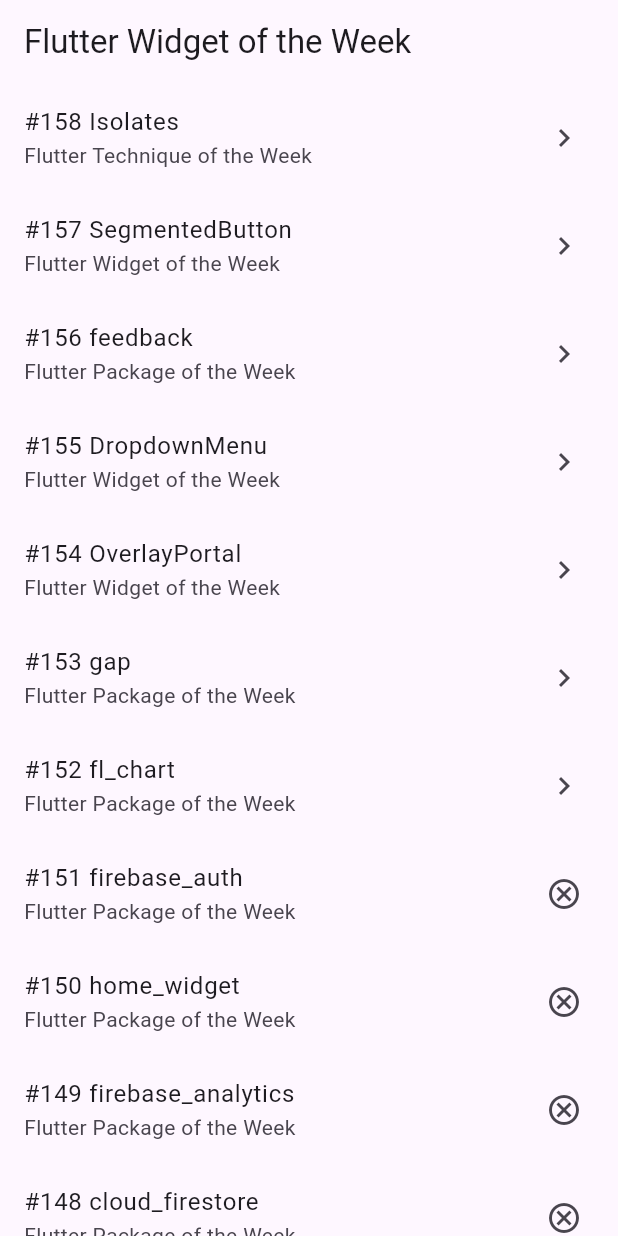
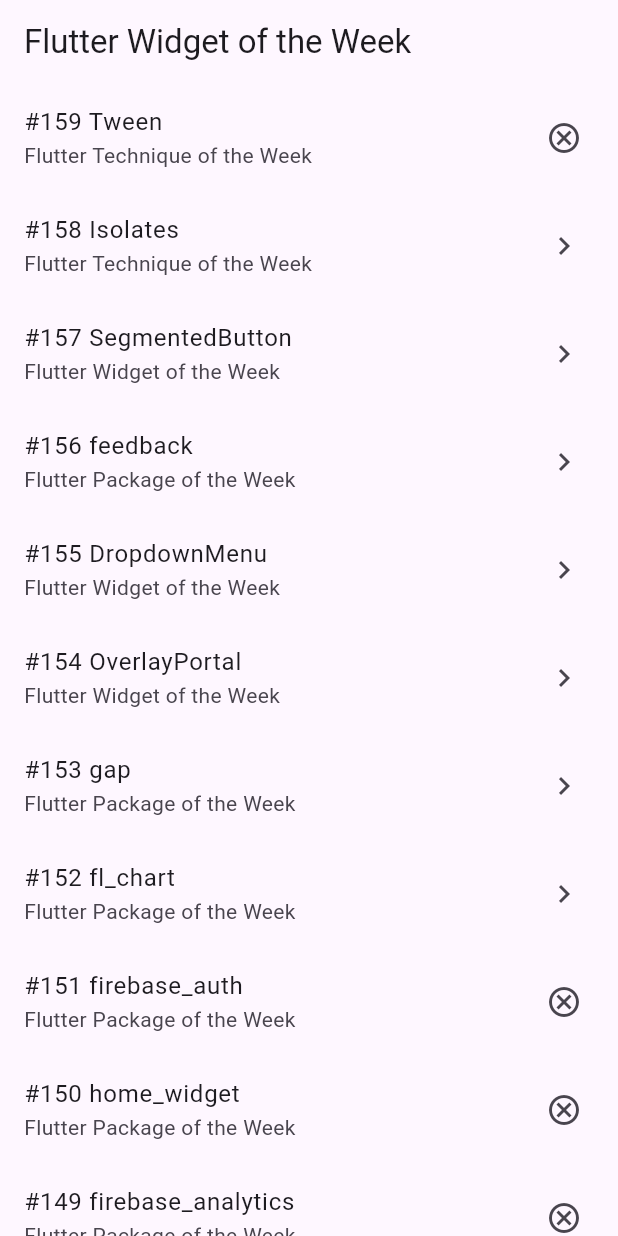
Before and after one commit to nobushiueshi/flutter_widget_of_the_week, a Flutter app: the screen it shows after launch, on a phone screen of 412 x 824 dp. Run offline on Flutter 3.47's test engine with Material 3 defaults, Android fonts, the phone set to English and light mode, and no system bars; our stand-ins replace animated_text_kit, badges, cached_network_image, connectivity_plus, device_info_plus, fl_chart and 12 more; missing offline and left inert: feedback; accounts and stored records are empty.

Commit message:
#159 Tween

```diff
--- a/lib/presentation/pages/sample/sample150_page_data_list.dart
+++ b/lib/presentation/pages/sample/sample150_page_data_list.dart
@@ -9,6 +9,10 @@ import 'package:flutter_widget_of_the_week/presentation/pages/sample150/sample_p
 import 'package:flutter_widget_of_the_week/presentation/pages/sample150/sample_page_158.dart';
 
 final sample150PageDataList = <SamplePageData>[
+  SamplePageData(
+    name: '#159 Tween',
+    contentType: SamplePageContentType.technique,
+  ),
   SamplePageData(
     name: '#158 Isolates',
     contentType: SamplePageContentType.technique,
```
Also changed, not shown: lib/presentation/pages/sample150/sample_page_158.dart (+11 -9 lines), 1 other file.
